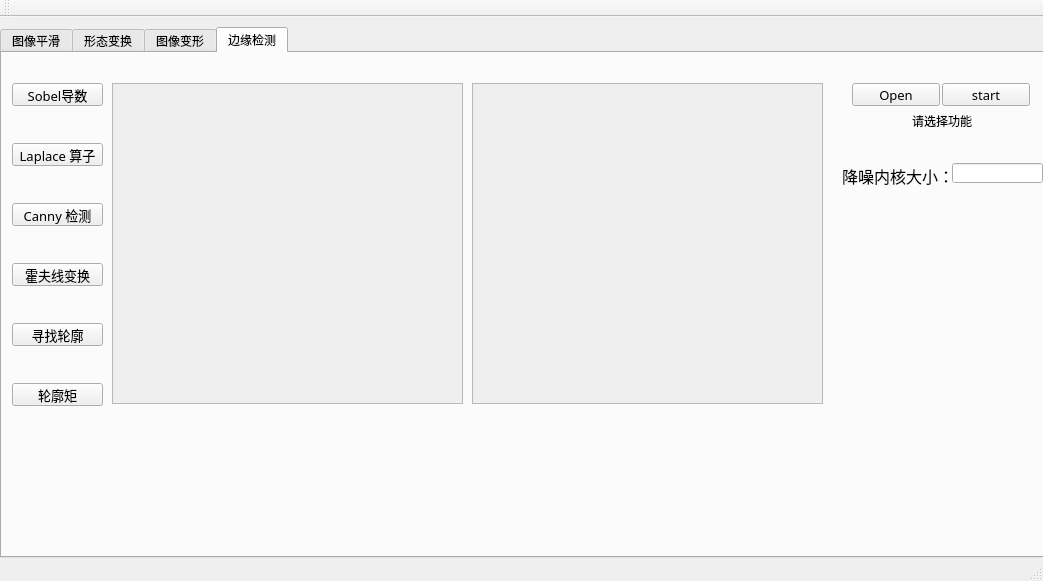
The window that Hi_Opencv/Hi_Opencv/Hi_Opencv.ui (weifenglin/opencv) describes before a commit, drawn with Qt 5.
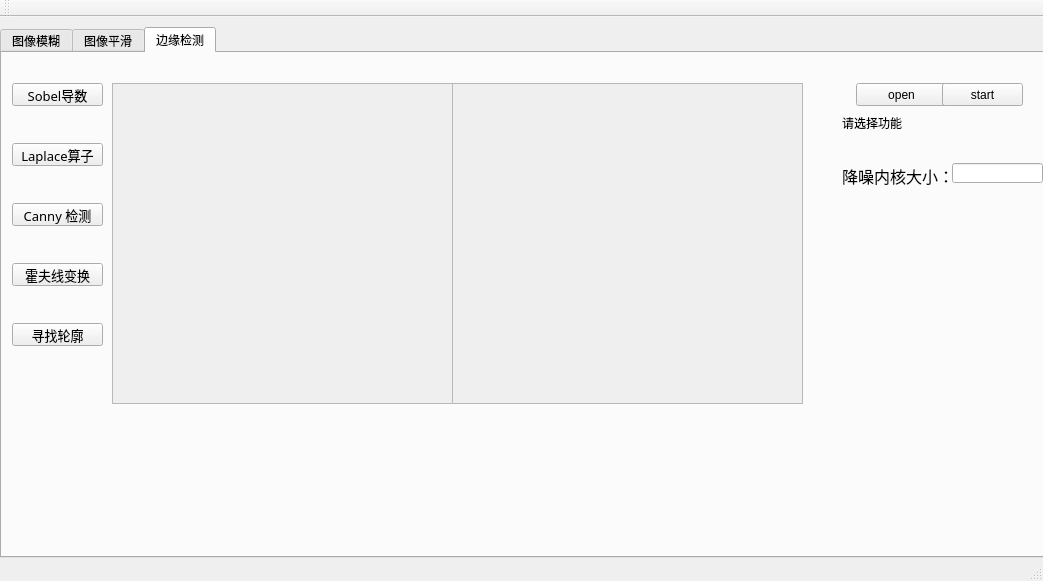
The same window after the commit.

```diff
--- a/Hi_Opencv/Hi_Opencv/Hi_Opencv.ui
+++ b/Hi_Opencv/Hi_Opencv/Hi_Opencv.ui
@@ -34,7 +34,7 @@
     </property>
     <widget class="QWidget" name="tab">
      <attribute name="title">
-      <string>图像平滑</string>
+      <string>图像模糊</string>
      </attribute>
      <widget class="QWidget" name="layoutWidget">
       <property name="geometry">
@@ -556,12 +556,7 @@
     </widget>
     <widget class="QWidget" name="tab_2">
      <attribute name="title">
-      <string>形态变换</string>
-     </attribute>
-    </widget>
-    <widget class="QWidget" name="tab_4">
-     <attribute name="title">
-      <string>图像变形</string>
+      <string>图像平滑</string>
      </attribute>
     </widget>
     <widget class="QWidget" name="tab_3">
@@ -587,26 +582,7 @@
        <string>Sobel导数</string>
       </property>
      </widget>
-     <widget class="QPushButton" name="pushButton_blur_3">
-      <property name="geometry">
-       <rect>
-        <x>10</x>
-        <y>90</y>
-        <width>91</width>
-        <height>23</height>
-       </rect>
-      </property>
-      <property name="font">
-       <font>
-        <family>楷体</family>
-        <pointsize>10</pointsize>
-       </font>
-      </property>
-      <property name="text">
-       <string>Laplace 算子</string>
-      </property>
-     </widget>
-     <widget class="QPushButton" name="pushButton_blur_4">
+     <widget class="QPushButton" name="Button_33">
       <property name="geometry">
        <rect>
         <x>10</x>
@@ -663,26 +639,7 @@
        <string>寻找轮廓</string>
       </property>
      </widget>
-     <widget class="QPushButton" name="pushButton_blur_7">
-      <property name="geometry">
-       <rect>
-        <x>10</x>
-        <y>330</y>
-        <width>91</width>
-        <height>23</height>
-       </rect>
-      </property>
-      <property name="font">
-       <font>
-        <family>楷体</family>
-        <pointsize>10</pointsize>
-       </font>
-      </property>
-      <property name="text">
-       <string>轮廓矩</string>
-      </property>
-     </widget>
-     <widget class="QScrollArea" name="scrollArea">
+     <widget class="QScrollArea" name="scrollArea_open31">
       <property name="geometry">
        <rect>
         <x>110</x>
@@ -708,7 +665,7 @@
      <widget class="QScrollArea" name="scrollArea_2">
       <property name="geometry">
        <rect>
-        <x>470</x>
+        <x>450</x>
         <y>30</y>
         <width>351</width>
         <height>321</height>
@@ -728,51 +685,13 @@
        </property>
       </widget>
      </widget>
-     <widget class="QPushButton" name="pushButton_open_2">
-      <property name="geometry">
-       <rect>
-        <x>850</x>
-        <y>30</y>
-        <width>88</width>
-        <height>23</height>
-       </rect>
-      </property>
-      <property name="font">
-       <font>
-        <family>楷体</family>
-        <pointsize>10</pointsize>
-       </font>
-      </property>
-      <property name="text">
-       <string>Open</string>
-      </property>
-     </widget>
-     <widget class="QPushButton" name="pushButton_open_3">
-      <property name="geometry">
-       <rect>
-        <x>940</x>
-        <y>30</y>
-        <width>88</width>
-        <height>23</height>
-       </rect>
-      </property>
-      <property name="font">
-       <font>
-        <family>楷体</family>
-        <pointsize>10</pointsize>
-       </font>
-      </property>
-      <property name="text">
-       <string>start</string>
-      </property>
-     </widget>
      <widget class="QLabel" name="label_by1">
       <property name="geometry">
        <rect>
-        <x>910</x>
+        <x>840</x>
         <y>60</y>
-        <width>61</width>
-        <height>16</height>
+        <width>191</width>
+        <height>20</height>
        </rect>
       </property>
       <property name="text">
@@ -808,6 +727,51 @@
        </rect>
       </property>
      </widget>
+     <widget class="QPushButton" name="pushButton_open_2">
+      <property name="geometry">
+       <rect>
+        <x>854</x>
+        <y>30</y>
+        <width>91</width>
+        <height>23</height>
+       </rect>
+      </property>
+      <property name="text">
+       <string>open</string>
+      </property>
+     </widget>
+     <widget class="QPushButton" name="pushButton_31">
+      <property name="geometry">
+       <rect>
+        <x>940</x>
+        <y>30</y>
+        <width>81</width>
+        <height>23</height>
+       </rect>
+      </property>
+      <property name="text">
+       <string>start</string>
+      </property>
+     </widget>
+     <widget class="QPushButton" name="Button_32">
+      <property name="geometry">
+       <rect>
+        <x>10</x>
+        <y>90</y>
+        <width>91</width>
+        <height>23</height>
+       </rect>
+      </property>
+      <property name="font">
+       <font>
+        <family>楷体</family>
+        <pointsize>10</pointsize>
+       </font>
+      </property>
+      <property name="text">
+       <string>Laplace算子</string>
+      </property>
+     </widget>
     </widget>
    </widget>
   </widget>
```
Left out of the diff: 128 changed lines with no effect on the pictures.
